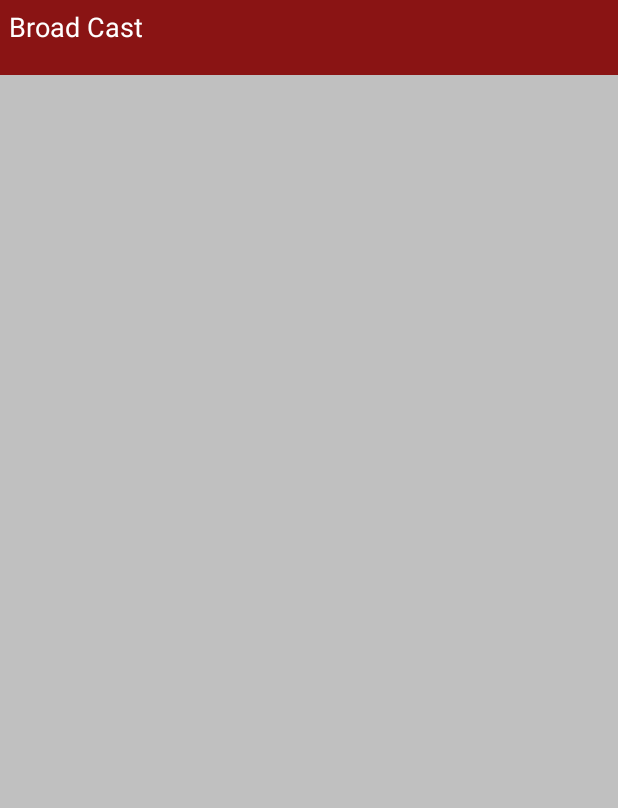
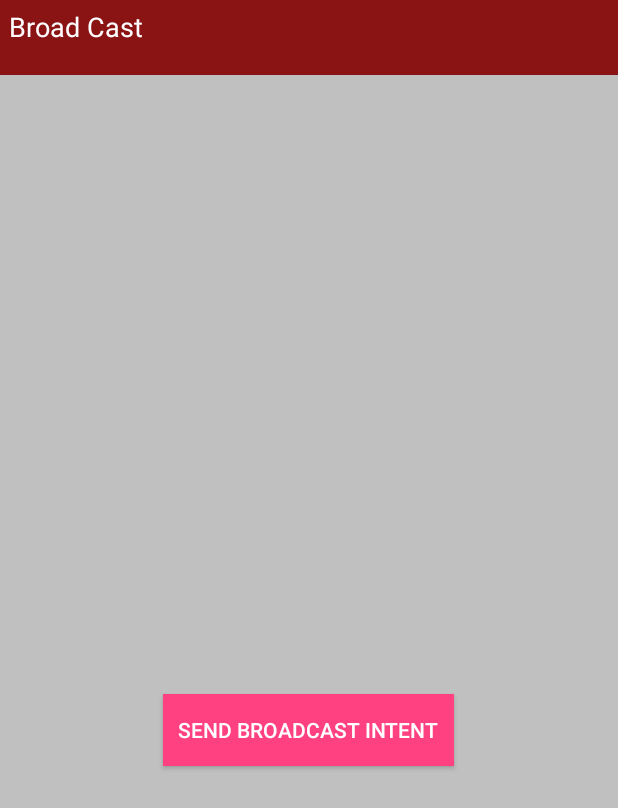
Before and after one commit to DeepakPawarDev/BroadCastSampleExample, an Android app: the screen it shows after launch (MainActivity), on a phone screen of 412 x 824 dp. Shown: the top 808 px of the screen. Run offline under Robolectric (Android 15) with nearby library versions, the phone set to English and light mode, and no system bars.

Commit message:
Edited By Deepak

```diff
--- a/app/src/main/res/layout/activity_main.xml
+++ b/app/src/main/res/layout/activity_main.xml
@@ -1,10 +1,10 @@
 <?xml version="1.0" encoding="utf-8"?>
 <LinearLayout xmlns:android="http://schemas.android.com/apk/res/android"
-    xmlns:tools="http://schemas.android.com/tools"
     android:id="@+id/activity_main"
     android:layout_width="match_parent"
     android:layout_height="match_parent"
-    android:background="@color/Silver">
+    android:background="@color/Silver"
+    android:orientation="vertical">
 
     <LinearLayout
         android:id="@+id/layout_header"
@@ -26,27 +26,25 @@
             android:textSize="18sp" />
 
 
-
-
-
-
     </LinearLayout>
 
     <LinearLayout
         android:layout_width="match_parent"
         android:layout_height="match_parent"
-        android:orientation="vertical"
-        >
+        android:layout_marginTop="100dp"
+        android:gravity="center"
+        android:orientation="vertical">
 
         <Button
+
+            android:id="@+id/button"
             android:layout_width="wrap_content"
             android:layout_height="wrap_content"
             android:background="@color/colorAccent"
-
+            android:padding="10dp"
             android:text="Send BroadCast Intent"
-            android:textSize="25dp"
             android:textColor="#FFFFFF"
-            />
+           />
     </LinearLayout>
 
 </LinearLayout>
```
Also changed, not shown: app/src/main/AndroidManifest.xml (+9 -0 lines).
